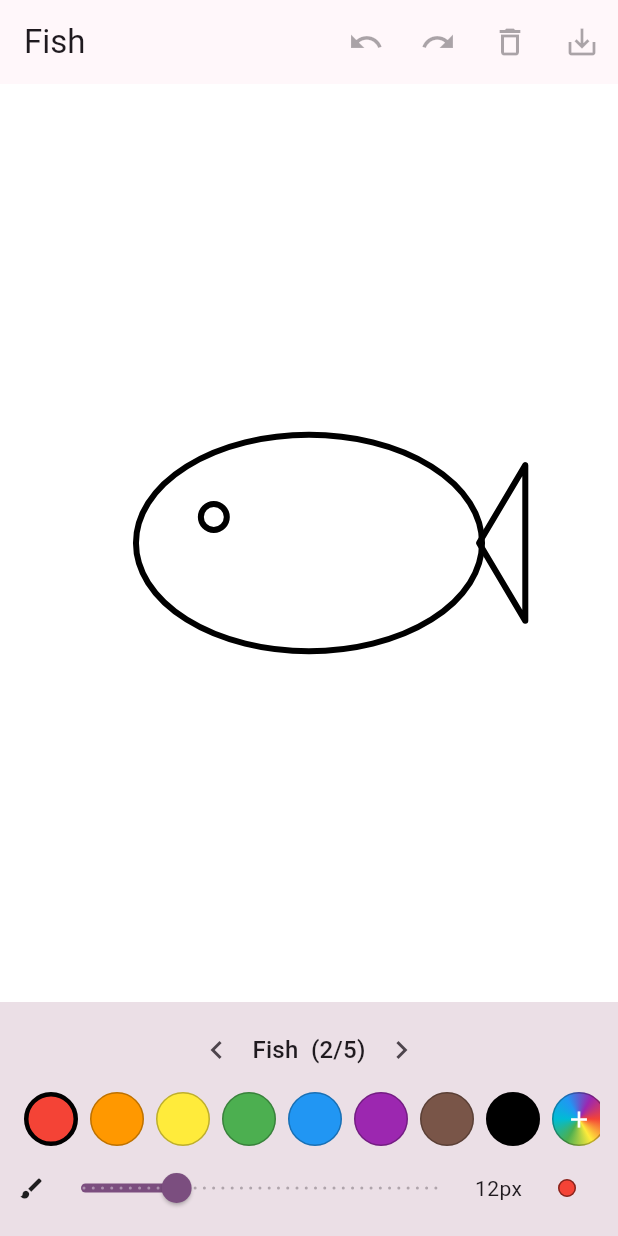
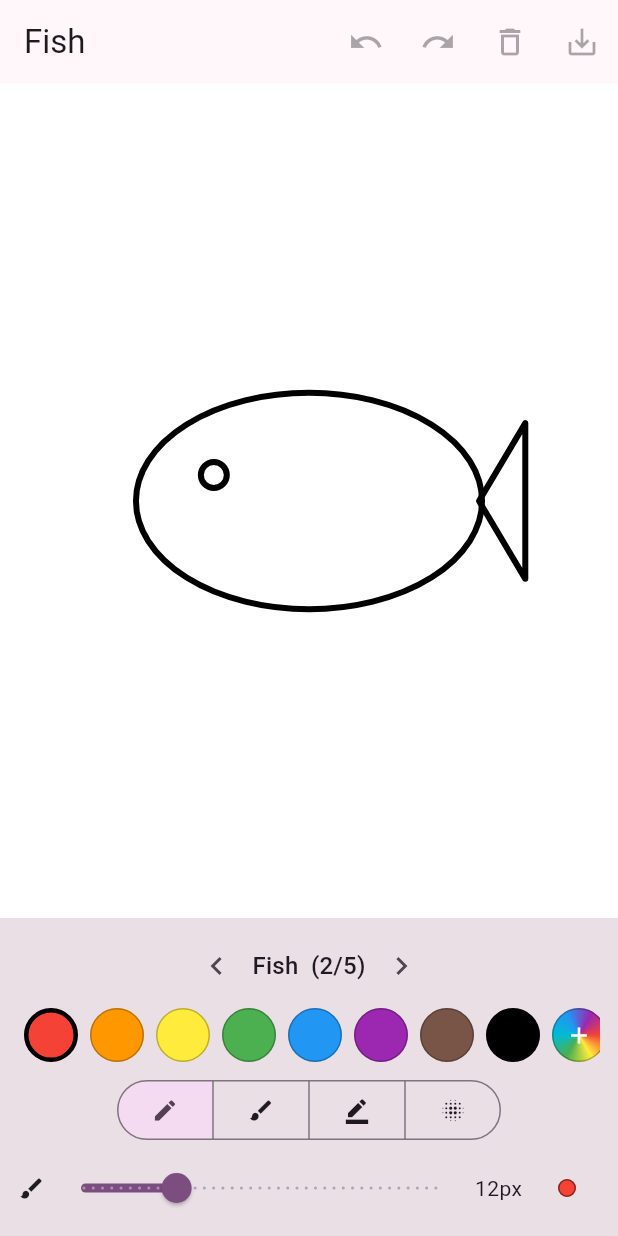
Before and after one commit to chiragpatel2595/flutter-coloring-app, a Flutter app: the screen it shows after launch, after a tap on the "chevron right" icon, on a phone screen of 412 x 824 dp. Run offline on Flutter 3.47's test engine with Material 3 defaults, Android fonts, the phone set to English and light mode, and no system bars; missing offline and left inert: dart:html.

Commit message:
Add brush types: pen, marker, highlighter, and spray airbrush

```diff
--- a/lib/canvas_painter.dart
+++ b/lib/canvas_painter.dart
@@ -27,20 +27,17 @@ class CanvasPainter extends CustomPainter {
 
     canvas.saveLayer(bounds, Paint());
     for (final s in strokes) {
-      final paint = Paint()
-        ..color = s.color
-        ..strokeCap = StrokeCap.round
-        ..strokeJoin = StrokeJoin.round
-        ..strokeWidth = s.width
-        ..style = PaintingStyle.stroke
-        ..blendMode = s.erase ? BlendMode.clear : BlendMode.srcOver;
-
       // Points are stored normalized (0..1); scale them back to pixels for
       // the current canvas size.
       final pts = [
         for (final p in s.points) Offset(p.dx * size.width, p.dy * size.height)
       ];
-      if (pts.length == 1) {
+      final paint = _paintFor(s);
+
+      // Spray is a cloud of baked dots; every other brush is a line/dot.
+      if (!s.erase && s.type == BrushType.spray) {
+        canvas.drawPoints(ui.PointMode.points, pts, paint);
+      } else if (pts.length == 1) {
         // a single tap -> draw a dot
         canvas.drawPoints(ui.PointMode.points, pts, paint);
       } else {
@@ -54,6 +51,45 @@ class CanvasPainter extends CustomPainter {
     canvas.restore();
   }
 
+  /// Builds the [Paint] for a stroke based on its brush type. The eraser
+  /// (`s.erase`) always wins — it punches through with `BlendMode.clear`
+  /// regardless of brush.
+  Paint _paintFor(Stroke s) {
+    final paint = Paint()
+      ..strokeCap = StrokeCap.round
+      ..strokeJoin = StrokeJoin.round
+      ..strokeWidth = s.width
+      ..style = PaintingStyle.stroke;
+
+    if (s.erase) {
+      return paint
+        ..color = s.color
+        ..blendMode = BlendMode.clear;
+    }
+
+    switch (s.type) {
+      case BrushType.pen:
+        paint.color = s.color;
+      case BrushType.marker:
+        // Semi-transparent with a flat cap, so it reads like a felt marker.
+        paint
+          ..color = s.color.withValues(alpha: 0.55)
+          ..strokeCap = StrokeCap.square;
+      case BrushType.highlighter:
+        // Very transparent + flat: classic see-through highlighter.
+        paint
+          ..color = s.color.withValues(alpha: 0.30)
+          ..strokeCap = StrokeCap.butt;
+      case BrushType.spray:
+        // Baked dots; low alpha so overlapping dots build up density. The
+        // dot size is a fraction of the brush (which sets the scatter radius).
+        paint
+          ..color = s.color.withValues(alpha: 0.45)
+          ..strokeWidth = (s.width * 0.22).clamp(2.0, 12.0);
+    }
+    return paint;
+  }
+
   @override
   // Strokes are mutated in place (same list instance) as you draw, so we can't
   // detect changes by reference — always repaint. See the caching idea in
--- a/lib/coloring_page.dart
+++ b/lib/coloring_page.dart
@@ -1,3 +1,4 @@
+import 'dart:math' as math;
 import 'dart:ui' as ui;
 
 import 'package:flutter/material.dart';
@@ -33,6 +34,10 @@ class _ColoringPageState extends State<ColoringPage> {
   Color _color = Colors.red;
   double _brush = 12;
   bool _erasing = false;
+  BrushType _brushType = BrushType.pen;
+
+  // For the spray brush's random scatter (see _pointsAt).
+  final math.Random _rng = math.Random();
 
   Artboard get _board => _boards[_page];
 
@@ -60,13 +65,30 @@ class _ColoringPageState extends State<ColoringPage> {
         size.height == 0 ? 0 : p.dy / size.height,
       );
 
+  /// The point(s) to add for a touch at [local]. Most brushes add a single
+  /// point; the spray brush bakes a small burst of scattered points around it
+  /// (radius = brush size) so the airbrush look is stable across repaints.
+  List<Offset> _pointsAt(Offset local, Size size) {
+    if (_erasing || _brushType != BrushType.spray) {
+      return [_normalize(local, size)];
+    }
+    return List.generate(6, (_) {
+      final angle = _rng.nextDouble() * 2 * math.pi;
+      final dist = _rng.nextDouble() * _brush;
+      final p = local + Offset(math.cos(angle) * dist, math.sin(angle) * dist);
+      return _normalize(p, size);
+    });
+  }
+
   void _startStroke(int pointer, Offset local, Size size) => setState(() {
         _board.redo.clear(); // a fresh stroke invalidates the redo history
         final stroke = Stroke(
+          // The eraser ignores brush type; store pen so it paints a plain line.
+          type: _erasing ? BrushType.pen : _brushType,
           color: _color,
           width: _brush,
           erase: _erasing,
-          points: [_normalize(local, size)],
+          points: _pointsAt(local, size),
         );
         _active[pointer] = stroke;
         _board.strokes.add(stroke);
@@ -75,7 +97,7 @@ class _ColoringPageState extends State<ColoringPage> {
   void _extendStroke(int pointer, Offset local, Size size) {
     final stroke = _active[pointer];
     if (stroke == null) return;
-    setState(() => stroke.points.add(_normalize(local, size)));
+    setState(() => stroke.points.addAll(_pointsAt(local, size)));
   }
 
   void _endStroke(int pointer) => _active.remove(pointer);
@@ -313,6 +335,8 @@ class _ColoringPageState extends State<ColoringPage> {
                 ],
               ),
             ),
+            // brush type selector
+            _brushTypeSelector(),
             // brush size slider + a live preview of the current tool/size
             Row(
               children: [
@@ -333,6 +357,45 @@ class _ColoringPageState extends State<ColoringPage> {
               ],
             ),
           ],
+        ),
+      ),
+    );
+  }
+
+  /// Icon-only segmented control for choosing the brush type. Choosing one
+  /// also turns the eraser off; while erasing, no brush is highlighted.
+  Widget _brushTypeSelector() {
+    return Padding(
+      padding: const EdgeInsets.symmetric(vertical: 4),
+      child: SingleChildScrollView(
+        scrollDirection: Axis.horizontal,
+        child: SegmentedButton<BrushType>(
+          showSelectedIcon: false,
+          emptySelectionAllowed: true,
+          segments: const [
+            ButtonSegment(
+                value: BrushType.pen, icon: Icon(Icons.edit), tooltip: 'Pen'),
+            ButtonSegment(
+                value: BrushType.marker,
+                icon: Icon(Icons.brush),
+                tooltip: 'Marker'),
+            ButtonSegment(
+                value: BrushType.highlighter,
+                icon: Icon(Icons.border_color),
+                tooltip: 'Highlighter'),
+            ButtonSegment(
+                value: BrushType.spray,
+                icon: Icon(Icons.blur_on),
+                tooltip: 'Spray'),
+          ],
+          selected: _erasing ? const <BrushType>{} : {_brushType},
+          onSelectionChanged: (selection) {
+            if (selection.isEmpty) return;
+            setState(() {
+              _brushType = selection.first;
+              _erasing = false;
+            });
+          },
         ),
       ),
     );
--- a/lib/models.dart
+++ b/lib/models.dart
@@ -1,18 +1,31 @@
 import 'package:flutter/material.dart';
 
-/// One continuous finger/mouse stroke: a color, a width, whether it erases,
-/// and the points it covers.
+/// The kind of brush a [Stroke] was drawn with. Each renders differently in
+/// `CanvasPainter` (see there for the exact paint used):
+/// - [pen]: solid, opaque line.
+/// - [marker]: semi-transparent flat line that layers where it overlaps.
+/// - [highlighter]: very transparent, wide, flat line.
+/// - [spray]: an airbrush — scattered dots that build up density.
+enum BrushType { pen, marker, highlighter, spray }
+
+/// One continuous finger/mouse stroke: a brush type, a color, a width, whether
+/// it erases, and the points it covers.
 ///
 /// Points are stored *normalized* to the canvas size — each is a fraction in
 /// 0..1 of the width/height at draw time. That way, when the window resizes
 /// the strokes scale with the canvas (and stay put over the outline) instead
 /// of being pinned to stale pixel coordinates.
+///
+/// For [BrushType.spray] the points are pre-scattered at draw time (baked), so
+/// the airbrush stays stable across repaints instead of shimmering.
 class Stroke {
+  final BrushType type;
   final Color color;
   final double width;
   final bool erase;
   final List<Offset> points;
   Stroke({
+    required this.type,
     required this.color,
     required this.width,
     required this.erase,
```
Also changed, not shown: 2 other files.
